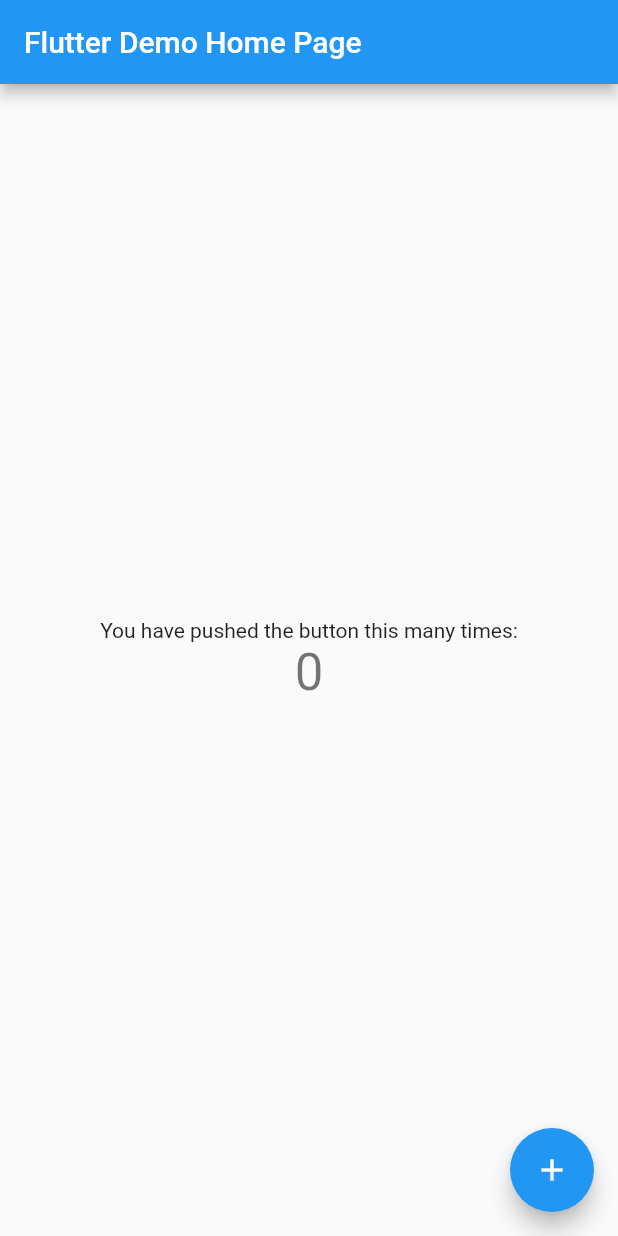
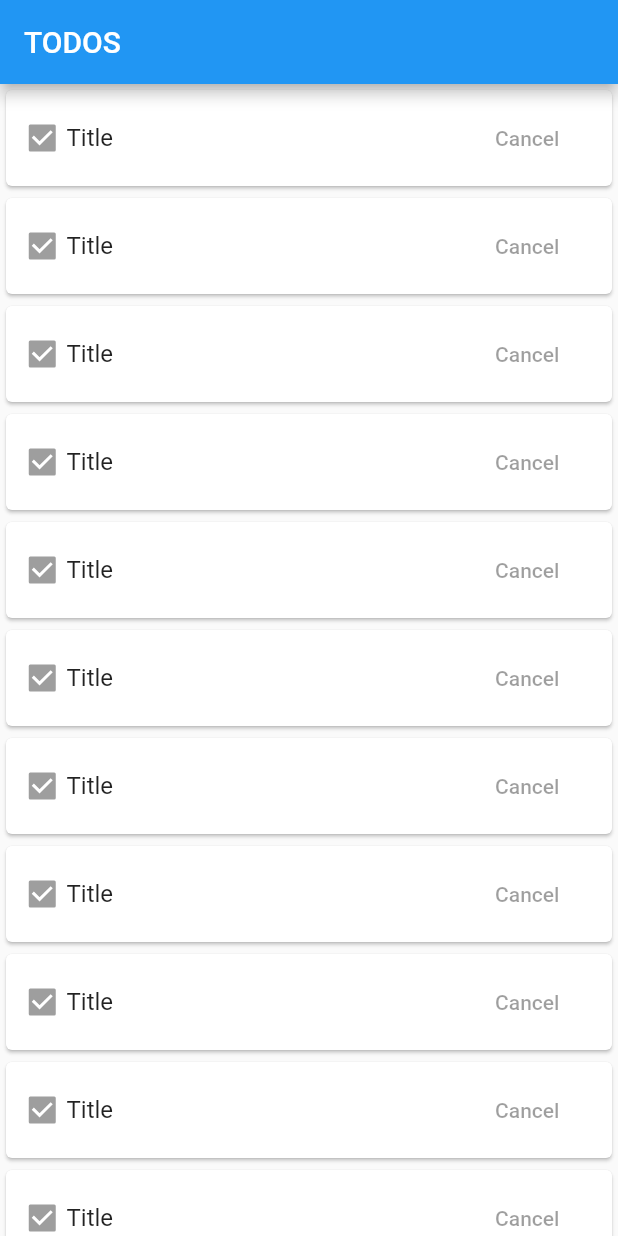
Before and after one commit to kaleidot725-trashbox/flutter-todo, a Flutter app: the screen it shows after launch, on a phone screen of 412 x 824 dp. Run offline on Flutter 3.47's test engine with Material 2 defaults, Android fonts, the phone set to English and light mode, and no system bars.

Commit message:
Update Main View

```diff
--- a/good_todo/lib/main.dart
+++ b/good_todo/lib/main.dart
@@ -9,18 +9,9 @@ class MyApp extends StatelessWidget {
     return MaterialApp(
       title: 'Flutter Demo',
       theme: ThemeData(
-        // This is the theme of your application.
-        //
-        // Try running your application with "flutter run". You'll see the
-        // application has a blue toolbar. Then, without quitting the app, try
-        // changing the primarySwatch below to Colors.green and then invoke
-        // "hot reload" (press "r" in the console where you ran "flutter run",
-        // or simply save your changes to "hot reload" in a Flutter IDE).
-        // Notice that the counter didn't reset back to zero; the application
-        // is not restarted.
         primarySwatch: Colors.blue,
       ),
-      home: MyHomePage(title: 'Flutter Demo Home Page'),
+      home: MyHomePage(title: 'TODOS'),
     );
   }
 }
@@ -59,53 +50,39 @@ class _MyHomePageState extends State<MyHomePage> {
 
   @override
   Widget build(BuildContext context) {
-    // This method is rerun every time setState is called, for instance as done
-    // by the _incrementCounter method above.
-    //
-    // The Flutter framework has been optimized to make rerunning build methods
-    // fast, so that you can just rebuild anything that needs updating rather
-    // than having to individually change instances of widgets.
     return Scaffold(
       appBar: AppBar(
-        // Here we take the value from the MyHomePage object that was created by
-        // the App.build method, and use it to set our appbar title.
         title: Text(widget.title),
       ),
-      body: Center(
-        // Center is a layout widget. It takes a single child and positions it
-        // in the middle of the parent.
-        child: Column(
-          // Column is also a layout widget. It takes a list of children and
-          // arranges them vertically. By default, it sizes itself to fit its
-          // children horizontally, and tries to be as tall as its parent.
-          //
-          // Invoke "debug painting" (press "p" in the console, choose the
-          // "Toggle Debug Paint" action from the Flutter Inspector in Android
-          // Studio, or the "Toggle Debug Paint" command in Visual Studio Code)
-          // to see the wireframe for each widget.
-          //
-          // Column has various properties to control how it sizes itself and
-          // how it positions its children. Here we use mainAxisAlignment to
-          // center the children vertically; the main axis here is the vertical
-          // axis because Columns are vertical (the cross axis would be
-          // horizontal).
-          mainAxisAlignment: MainAxisAlignment.center,
-          children: <Widget>[
-            Text(
-              'You have pushed the button this many times:',
-            ),
-            Text(
-              '$_counter',
-              style: Theme.of(context).textTheme.display1,
-            ),
-          ],
-        ),
+      body:_MyListView(context)
+    );
+  }
+
+  Widget _MyListView(BuildContext context) {
+    Widget column = Expanded(
+      child: Row(
+        crossAxisAlignment: CrossAxisAlignment.center,
+        children: <Widget>[
+          Expanded(child: Checkbox(value: true,), flex: 1,),
+          Expanded(child: Text('Title', style: TextStyle(fontSize: 16)), flex: 8,),
+          Expanded(child: FlatButton(child: Text('Cancel'),), flex: 3,)
+        ],
       ),
-      floatingActionButton: FloatingActionButton(
-        onPressed: _incrementCounter,
-        tooltip: 'Increment',
-        child: Icon(Icons.add),
-      ), // This trailing comma makes auto-formatting nicer for build methods.
+    );
+
+    return ListView.builder(
+      itemBuilder: (context, index) {
+        return Card(
+          child: Padding(
+            padding: const EdgeInsets.all(8.0),
+              child: Row(
+                children: <Widget>[
+                  column,
+                ],
+              ),
+          ),
+        );
+      }
     );
   }
 }
```
